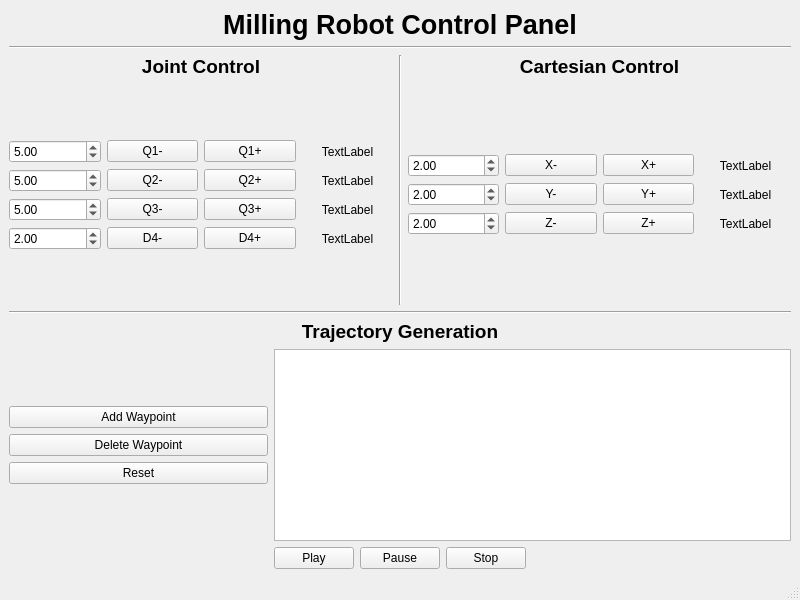
Qt form milling_robot_kinematics/milling_robot_kinematics/control_panel.ui (MRT-Codebase/milling_robot) before a commit.
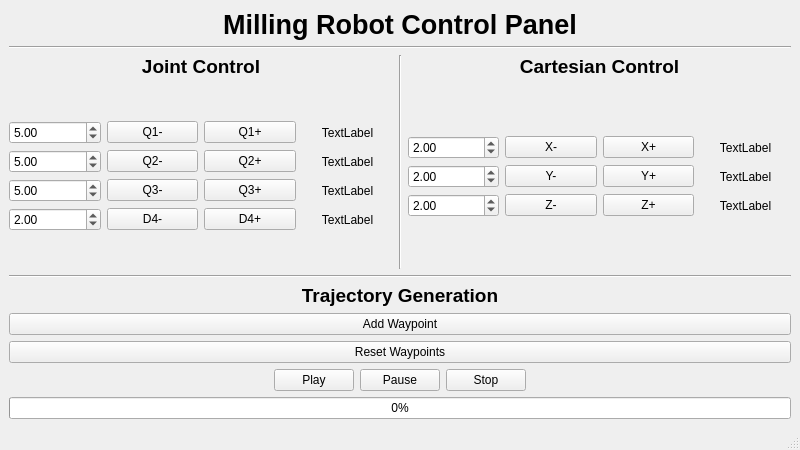
The same form after that commit.

Commit message: add and reset waypoints with path on rviz

Patch:
```diff
--- a/milling_robot_kinematics/milling_robot_kinematics/control_panel.ui
+++ b/milling_robot_kinematics/milling_robot_kinematics/control_panel.ui
@@ -7,7 +7,7 @@
     <x>0</x>
     <y>0</y>
     <width>800</width>
-    <height>600</height>
+    <height>450</height>
    </rect>
   </property>
   <property name="windowTitle">
@@ -465,69 +465,30 @@
        </widget>
       </item>
       <item>
-       <layout class="QHBoxLayout" name="waypoint_management_layout" stretch="1,2">
-        <item>
-         <layout class="QVBoxLayout" name="waypoint_management_input_layout">
-          <item>
-           <spacer name="verticalSpacer_6">
-            <property name="orientation">
-             <enum>Qt::Vertical</enum>
-            </property>
-            <property name="sizeHint" stdset="0">
-             <size>
-              <width>20</width>
-              <height>40</height>
-             </size>
-            </property>
-           </spacer>
-          </item>
-          <item>
            <widget class="QPushButton" name="add_waypoint">
+        <property name="sizePolicy">
+         <sizepolicy hsizetype="Minimum" vsizetype="Maximum">
+          <horstretch>0</horstretch>
+          <verstretch>0</verstretch>
+         </sizepolicy>
+        </property>
             <property name="text">
              <string>Add Waypoint</string>
             </property>
            </widget>
           </item>
           <item>
-           <widget class="QPushButton" name="delete_waypoint">
-            <property name="text">
-             <string>Delete Waypoint</string>
-            </property>
-           </widget>
-          </item>
-          <item>
-           <widget class="QPushButton" name="reset_trajectory">
-            <property name="text">
-             <string>Reset</string>
-            </property>
-           </widget>
-          </item>
-          <item>
-           <spacer name="verticalSpacer_5">
-            <property name="orientation">
-             <enum>Qt::Vertical</enum>
-            </property>
-            <property name="sizeHint" stdset="0">
-             <size>
-              <width>20</width>
-              <height>40</height>
-             </size>
-            </property>
-           </spacer>
-          </item>
-         </layout>
-        </item>
-        <item>
-         <widget class="QListView" name="listView">
+       <widget class="QPushButton" name="reset_waypoints">
           <property name="sizePolicy">
-           <sizepolicy hsizetype="Expanding" vsizetype="Expanding">
+         <sizepolicy hsizetype="Minimum" vsizetype="Maximum">
             <horstretch>0</horstretch>
             <verstretch>0</verstretch>
            </sizepolicy>
           </property>
-         </widget>
-        </item>
-       </layout>
+        <property name="text">
+         <string>Reset Waypoints</string>
+        </property>
+       </widget>
       </item>
       <item>
        <layout class="QHBoxLayout" name="play_pause_layout">
@@ -600,6 +561,19 @@
       </item>
      </layout>
     </item>
+    <item>
+     <widget class="QProgressBar" name="trajectory_progress_bar">
+      <property name="sizePolicy">
+       <sizepolicy hsizetype="Minimum" vsizetype="Fixed">
+        <horstretch>0</horstretch>
+        <verstretch>0</verstretch>
+       </sizepolicy>
+      </property>
+      <property name="value">
+       <number>0</number>
+      </property>
+     </widget>
+    </item>
    </layout>
   </widget>
   <widget class="QStatusBar" name="statusbar"/>
```
Lines whose indentation alone changed are shown as unchanged. The commit also changes 4 other files.
